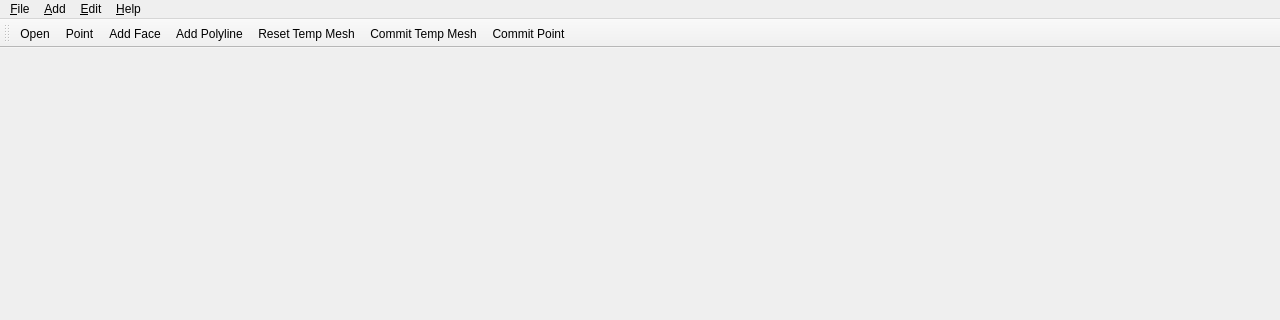
The window that Application/QtFrontend/MainWindow.ui (JIPCAD/JIPCAD) describes before a commit, drawn with Qt 5; both pictures show x 0 to 1280 and y 0 to 320 of the 1280 by 720 pixel window.
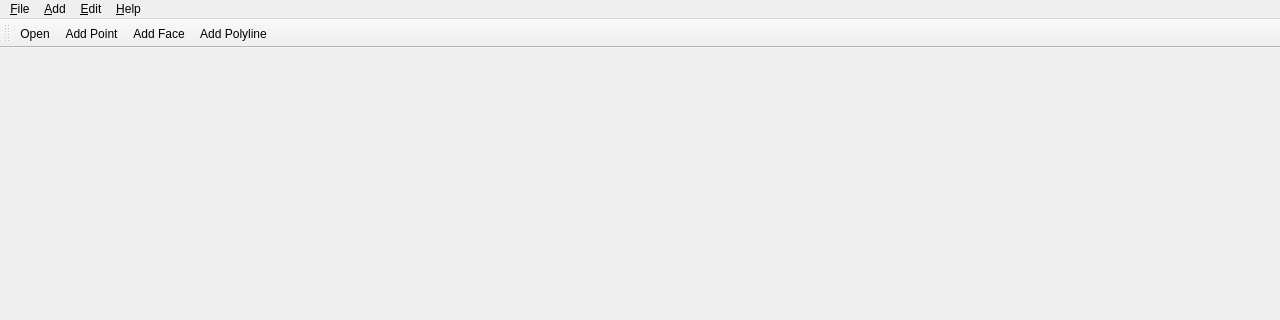
The same window after the commit.

Patch:
```diff
--- a/Application/QtFrontend/MainWindow.ui
+++ b/Application/QtFrontend/MainWindow.ui
@@ -51,11 +51,12 @@
     <addaction name="actionMerge"/>
     <addaction name="actionSubdivide"/>
     <addaction name="separator"/>
+    <addaction name="actionAddPoint"/>
     <addaction name="actionAddFace"/>
     <addaction name="actionAddPolyline"/>
-    <addaction name="actionResetTempMesh"/>
-    <addaction name="actionCommitTempMesh"/>
-    <addaction name="actionCommitTempPoint"/>
+    <!-- <addaction name="actionResetTempMesh"/> -->
+    <!-- <addaction name="actionCommitTempMesh"/> -->
+    <addaction name="actionCommitChanges"/>
    </widget>
    <addaction name="menuFile"/>
    <addaction name="menuAdd"/>
@@ -74,12 +75,12 @@
     <bool>True</bool>
    </attribute>
    <addaction name="actionOpen"/>
-   <addaction name="actionPoint"/>
+   <addaction name="actionAddPoint"/>
    <addaction name="actionAddFace"/>
    <addaction name="actionAddPolyline"/>
-   <addaction name="actionResetTempMesh"/>
-   <addaction name="actionCommitTempMesh"/>
-   <addaction name="actionCommitTempPoint"/>
+   <!-- <addaction name="actionResetTempMesh"/> -->
+   <!-- <addaction name="actionCommitTempMesh"/> -->
+   <addaction name="actionCommitChanges"/>
   </widget>
   <action name="actionNew">
    <property name="text">
@@ -118,9 +119,9 @@
     <string>About</string>
    </property>
   </action>
-  <action name="actionPoint">
+  <action name="actionAddPoint">
    <property name="text">
-    <string>&amp;Point</string>
+    <string>&amp;Add Point</string>
    </property>
   </action>
   <action name="actionInstance">
```
